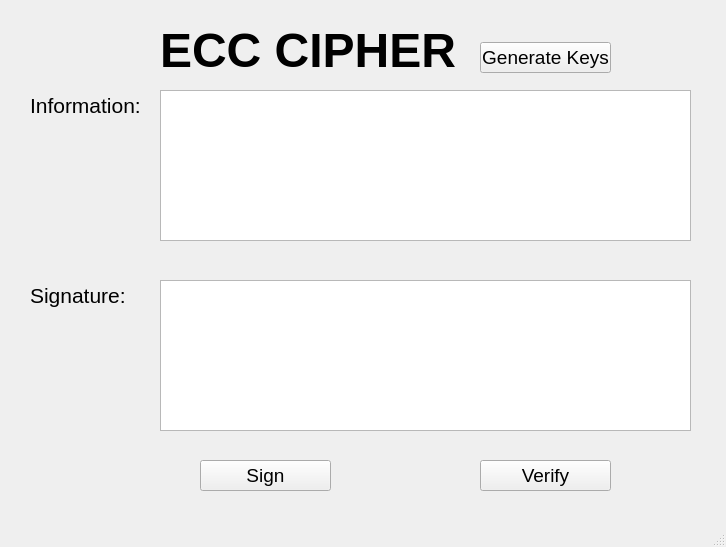
Qt form Lab-03/ui/ecc.ui (snypier/bmttnc-hutech-2380609760) before a commit.
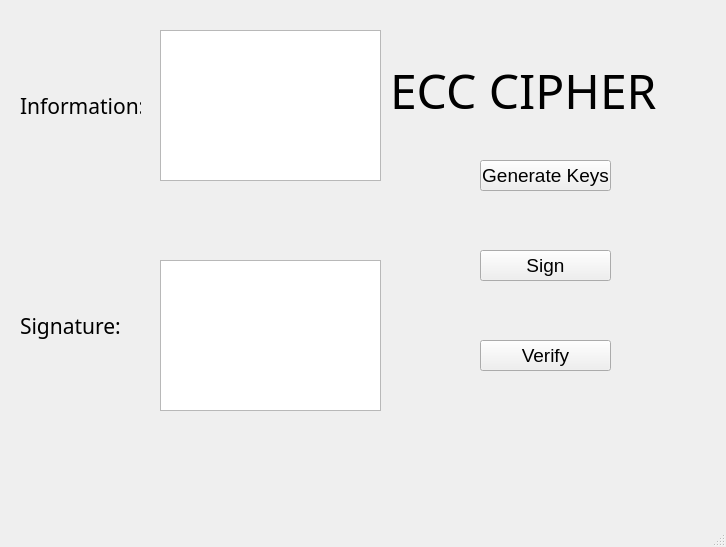
The same form after that commit.

```diff
--- a/Lab-03/ui/ecc.ui
+++ b/Lab-03/ui/ecc.ui
@@ -17,17 +17,18 @@
    <widget class="QLabel" name="label">
     <property name="geometry">
      <rect>
-      <x>160</x>
-      <y>20</y>
-      <width>301</width>
+      <x>390</x>
+      <y>60</y>
+      <width>341</width>
       <height>61</height>
      </rect>
     </property>
     <property name="font">
      <font>
+      <family>Proxy 1</family>
       <pointsize>36</pointsize>
-      <weight>75</weight>
-      <bold>true</bold>
+      <weight>50</weight>
+      <bold>false</bold>
      </font>
     </property>
     <property name="text">
@@ -37,7 +38,7 @@
    <widget class="QLabel" name="label_2">
     <property name="geometry">
      <rect>
-      <x>30</x>
+      <x>20</x>
       <y>90</y>
       <width>121</width>
       <height>31</height>
@@ -45,6 +46,7 @@
     </property>
     <property name="font">
      <font>
+      <family>Proxy 1</family>
       <pointsize>16</pointsize>
      </font>
     </property>
@@ -55,14 +57,15 @@
    <widget class="QLabel" name="label_3">
     <property name="geometry">
      <rect>
-      <x>30</x>
-      <y>280</y>
+      <x>20</x>
+      <y>310</y>
       <width>111</width>
       <height>31</height>
      </rect>
     </property>
     <property name="font">
      <font>
+      <family>Proxy 1</family>
       <pointsize>16</pointsize>
      </font>
     </property>
@@ -74,8 +77,8 @@
     <property name="geometry">
      <rect>
       <x>160</x>
-      <y>90</y>
-      <width>531</width>
+      <y>30</y>
+      <width>221</width>
       <height>151</height>
      </rect>
     </property>
@@ -84,8 +87,8 @@
     <property name="geometry">
      <rect>
       <x>160</x>
-      <y>280</y>
-      <width>531</width>
+      <y>260</y>
+      <width>221</width>
       <height>151</height>
      </rect>
     </property>
@@ -94,7 +97,7 @@
     <property name="geometry">
      <rect>
       <x>480</x>
-      <y>42</y>
+      <y>160</y>
       <width>131</width>
       <height>31</height>
      </rect>
@@ -111,8 +114,8 @@
    <widget class="QPushButton" name="btn_sign">
     <property name="geometry">
      <rect>
-      <x>200</x>
-      <y>460</y>
+      <x>480</x>
+      <y>250</y>
       <width>131</width>
       <height>31</height>
      </rect>
@@ -130,7 +133,7 @@
     <property name="geometry">
      <rect>
       <x>480</x>
-      <y>460</y>
+      <y>340</y>
       <width>131</width>
       <height>31</height>
      </rect>
```
